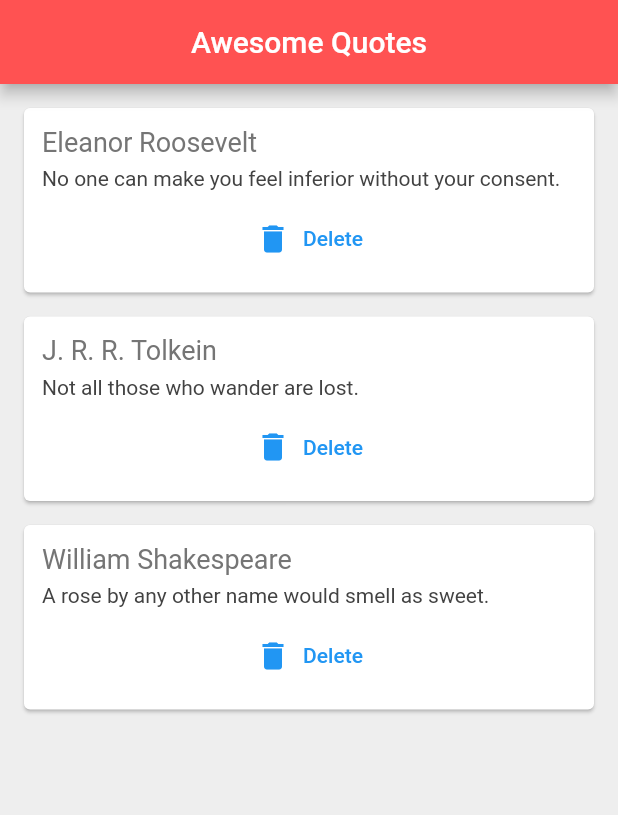
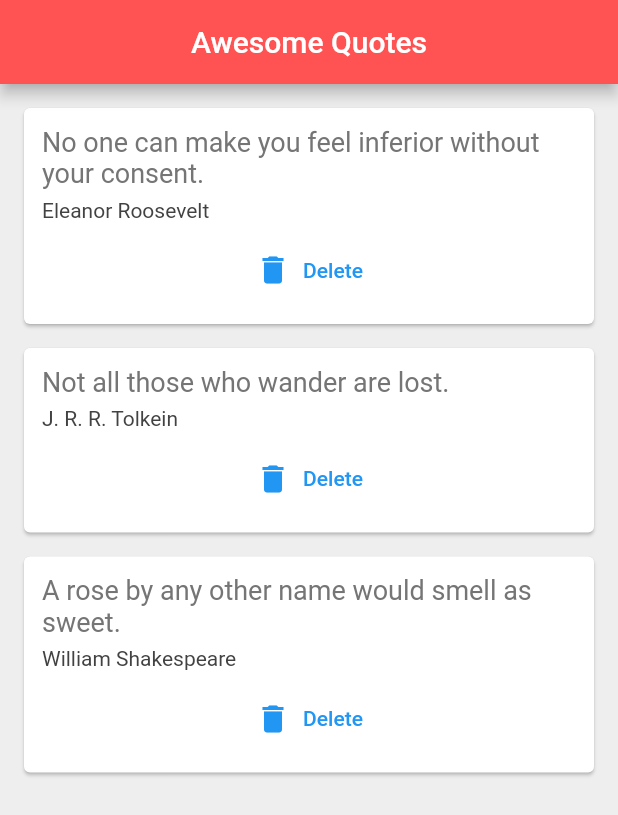
Before and after one commit to ISTE-VESIT-ORG/Flutter-2021, a Flutter app: the screen it shows after launch, on a phone screen of 412 x 824 dp. Shown: the top 815 px of the screen. Run offline on Flutter 3.47's test engine with Material 2 defaults, Android fonts, the phone set to English and light mode, and no system bars.

```diff
--- a/lib/main.dart
+++ b/lib/main.dart
@@ -22,6 +22,8 @@ class MyApp extends StatelessWidget {
   }
 }
 
+
+
 class QuoteList extends StatefulWidget {
   @override
   _QuoteListState createState() => _QuoteListState();
@@ -29,9 +31,9 @@ class QuoteList extends StatefulWidget {
 
 class _QuoteListState extends State<QuoteList> {
   List<Quote> quotes = [
-    Quote(author: 'No one can make you feel inferior without your consent.', text: 'Eleanor Roosevelt'),
-    Quote(author: 'Not all those who wander are lost.', text: 'J. R. R. Tolkein'),
-    Quote(author: 'A rose by any other name would smell as sweet.	', text: 'William Shakespeare'),
+    Quote( text: 'No one can make you feel inferior without your consent.', author: 'Eleanor Roosevelt'),
+    Quote( text: 'Not all those who wander are lost.', author: 'J. R. R. Tolkein'),
+    Quote( text: 'A rose by any other name would smell as sweet.	', author : 'William Shakespeare'),
   ];
 
   @override
```
